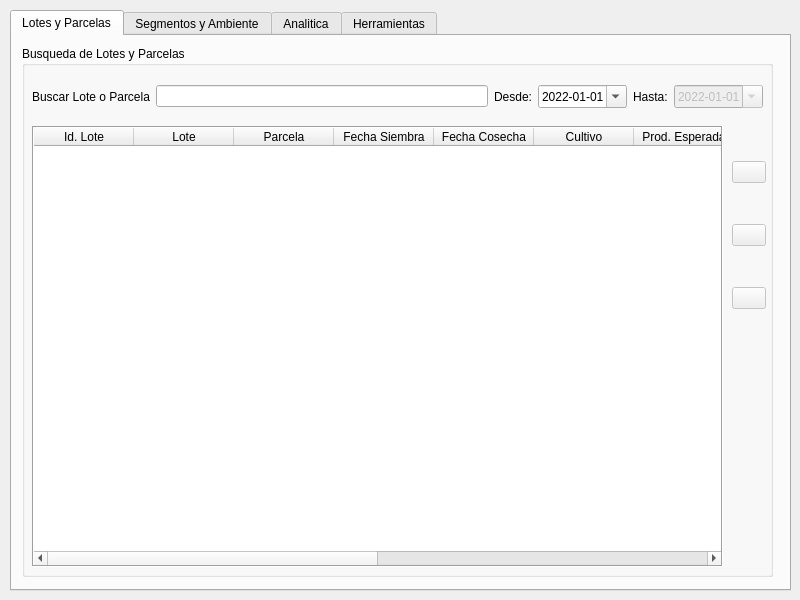
First picture: the form in ui/agrae_main.ui, repository franciscocontreras93/agrae, before the edit.
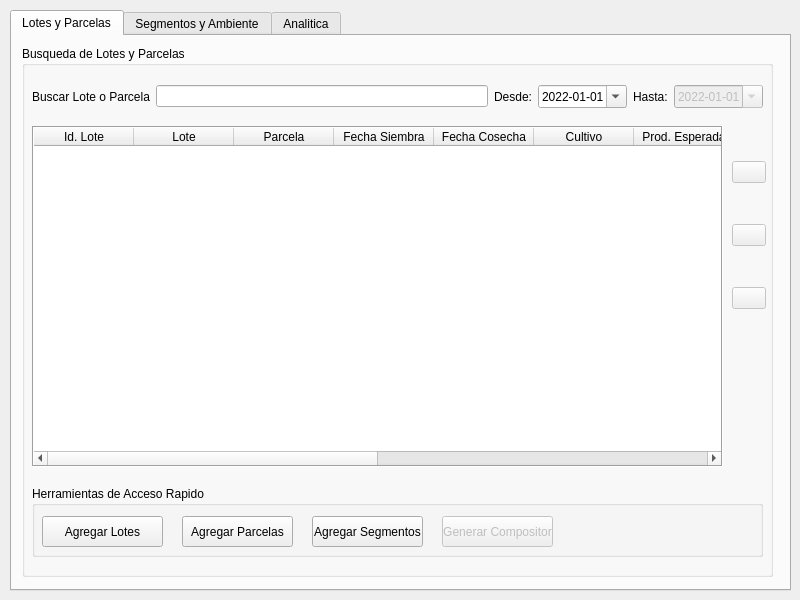
Second picture: the form after the edit. The open tabs and pages were chosen to show the change.

Diff of the .ui file:
```diff
--- a/ui/agrae_main.ui
+++ b/ui/agrae_main.ui
@@ -205,7 +205,7 @@
         <x>10</x>
         <y>80</y>
         <width>691</width>
-        <height>441</height>
+        <height>341</height>
        </rect>
       </property>
       <property name="contextMenuPolicy">
@@ -302,6 +302,80 @@
        </property>
       </column>
      </widget>
+     <widget class="QGroupBox" name="groupBox_9">
+      <property name="enabled">
+       <bool>true</bool>
+      </property>
+      <property name="geometry">
+       <rect>
+        <x>10</x>
+        <y>440</y>
+        <width>731</width>
+        <height>71</height>
+       </rect>
+      </property>
+      <property name="title">
+       <string>Herramientas de Acceso Rapido</string>
+      </property>
+      <widget class="QPushButton" name="btn_add_lotes">
+       <property name="enabled">
+        <bool>true</bool>
+       </property>
+       <property name="geometry">
+        <rect>
+         <x>10</x>
+         <y>30</y>
+         <width>121</width>
+         <height>31</height>
+        </rect>
+       </property>
+       <property name="text">
+        <string>Agregar Lotes</string>
+       </property>
+      </widget>
+      <widget class="QPushButton" name="btn_add_parcelas">
+       <property name="geometry">
+        <rect>
+         <x>150</x>
+         <y>30</y>
+         <width>111</width>
+         <height>31</height>
+        </rect>
+       </property>
+       <property name="text">
+        <string>Agregar Parcelas</string>
+       </property>
+      </widget>
+      <widget class="QPushButton" name="btn_add_segmentos">
+       <property name="geometry">
+        <rect>
+         <x>280</x>
+         <y>30</y>
+         <width>111</width>
+         <height>31</height>
+        </rect>
+       </property>
+       <property name="text">
+        <string>Agregar Segmentos</string>
+       </property>
+      </widget>
+      <widget class="QPushButton" name="pushButton_2">
+       <property name="enabled">
+        <bool>false</bool>
+       </property>
+       <property name="geometry">
+        <rect>
+         <x>410</x>
+         <y>30</y>
+         <width>111</width>
+         <height>31</height>
+        </rect>
+       </property>
+       <property name="text">
+        <string>Generar Compositor</string>
+       </property>
+      </widget>
+     </widget>
     </widget>
    </widget>
    <widget class="QWidget" name="tab_2">
@@ -1295,82 +1369,6 @@
      </widget>
     </widget>
    </widget>
-   <widget class="QWidget" name="tab_7">
-    <attribute name="title">
-     <string>Herramientas</string>
-    </attribute>
-    <widget class="QGroupBox" name="groupBox_9">
-     <property name="enabled">
-      <bool>true</bool>
-     </property>
-     <property name="geometry">
-      <rect>
-       <x>10</x>
-       <y>20</y>
-       <width>731</width>
-       <height>91</height>
-      </rect>
-     </property>
-     <property name="title">
-      <string>Herramientas de Acceso Rapido</string>
-     </property>
-     <widget class="QPushButton" name="btn_add_lotes">
-      <property name="enabled">
-       <bool>true</bool>
-      </property>
-      <property name="geometry">
-       <rect>
-        <x>10</x>
-        <y>40</y>
-        <width>121</width>
-        <height>31</height>
-       </rect>
-      </property>
-      <property name="text">
-       <string>Agregar Lotes</string>
-      </property>
-     </widget>
-     <widget class="QPushButton" name="btn_add_parcelas">
-      <property name="geometry">
-       <rect>
-        <x>150</x>
-        <y>40</y>
-        <width>111</width>
-        <height>31</height>
-       </rect>
-      </property>
-      <property name="text">
-       <string>Agregar Parcelas</string>
-      </property>
-     </widget>
-     <widget class="QPushButton" name="btn_add_segmentos">
-      <property name="geometry">
-       <rect>
-        <x>280</x>
-        <y>40</y>
-        <width>111</width>
-        <height>31</height>
-       </rect>
-      </property>
-      <property name="text">
-       <string>Agregar Segmentos</string>
-      </property>
-     </widget>
-     <widget class="QPushButton" name="pushButton_2">
-      <property name="geometry">
-       <rect>
-        <x>410</x>
-        <y>40</y>
-        <width>111</width>
-        <height>31</height>
-       </rect>
-      </property>
-      <property name="text">
-       <string>Generar Compositor</string>
-      </property>
-     </widget>
-    </widget>
-   </widget>
   </widget>
  </widget>
  <tabstops>
```
Left out of the diff: 4 changed lines with no effect on the pictures.
